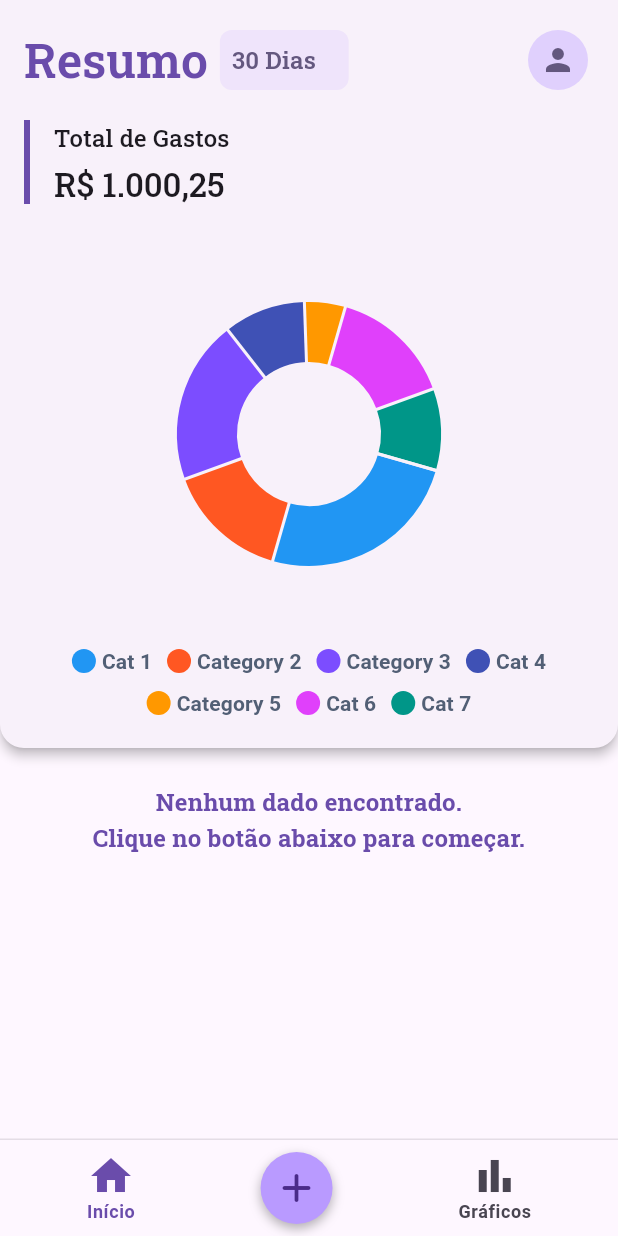
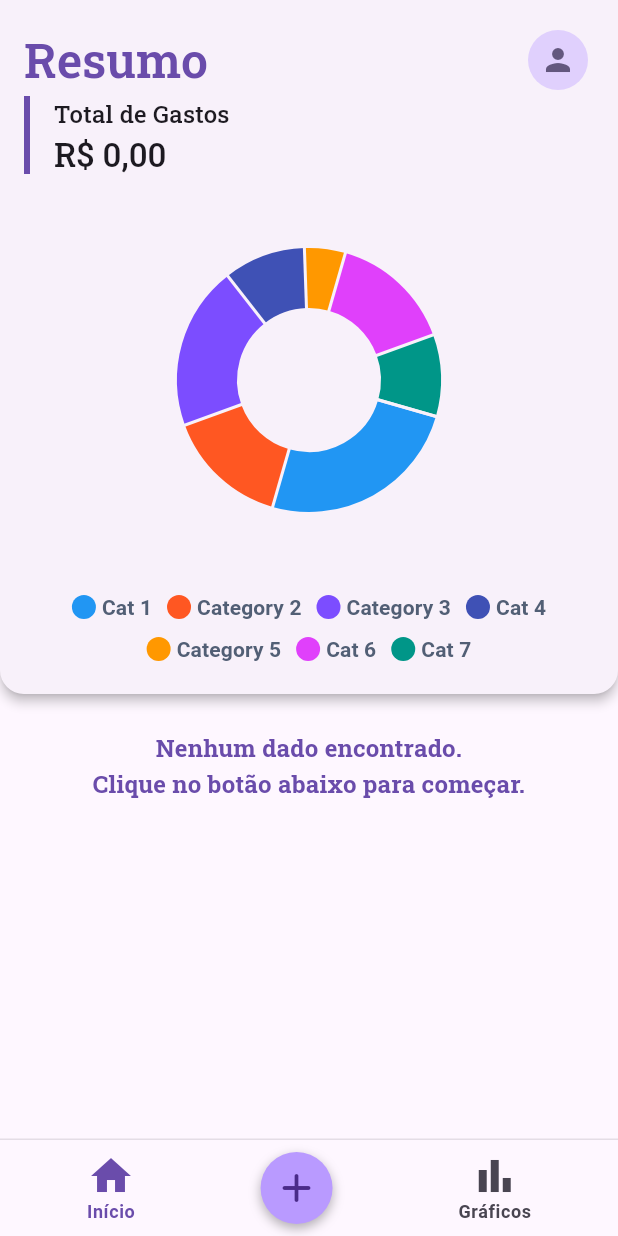
Before and after one commit to Adriaaann/tcc_app, a Flutter app: the WidgetTree screen opened by its route, on a phone screen of 412 x 824 dp. Run offline on Flutter 3.47's test engine with Material 3 defaults, Android fonts, the phone set to English and light mode, and no system bars; drawn by our look-alikes of fl_chart; our stand-ins replace currency_text_input_formatter, google_fonts, sqflite; accounts and stored records are empty.

Commit message:
feat: dynamic total value

```diff
--- a/lib/models/financial_form_data_model.dart
+++ b/lib/models/financial_form_data_model.dart
@@ -1,7 +1,7 @@
 class FinancialFormData {
   final int? id;
   final DateTime date;
-  final String value;
+  final double value;
   final String category;
   final String? title;
 
@@ -16,7 +16,7 @@ class FinancialFormData {
   FinancialFormData copyWith({
     int? id,
     DateTime? date,
-    String? value,
+    double? value,
     String? category,
     String? title,
   }) => FinancialFormData(
@@ -39,7 +39,7 @@ class FinancialFormData {
       FinancialFormData(
         id: map['id'] as int?,
         date: DateTime.parse(map['date'] as String),
-        value: map['value'] as String,
+        value: map['value'] as double,
         category: map['category'] as String,
         title: map['title'] as String?,
       );
--- a/lib/services/db_utils.dart
+++ b/lib/services/db_utils.dart
@@ -1,12 +1,7 @@
-import 'package:flutter/material.dart';
 import 'package:sqflite/sqflite.dart';
 import 'package:tcc_app/models/financial_form_data_model.dart';
 import 'package:tcc_app/services/db_helper.dart';
-
-final financialDataNotifier = ValueNotifier<List<List<FinancialFormData>>>([
-  [],
-  [],
-]);
+import 'package:tcc_app/views/data/notifiers.dart';
 
 Future<void> refreshFinancialData() async {
   final db = await DbHelper.instance.database;
--- /dev/null
+++ b/lib/utils/format_currency_method.dart
@@ -0,0 +1,14 @@
+import 'package:intl/intl.dart';
+
+String formatCurrency(double value, {String currency = 'BRL'}) {
+  switch (currency.toUpperCase()) {
+    case 'USD':
+      return NumberFormat.currency(locale: 'en_US', symbol: '\$').format(value);
+    case 'BRL':
+    default:
+      return NumberFormat.currency(
+        locale: 'pt_BR',
+        symbol: 'R\$',
+      ).format(value);
+  }
+}
--- /dev/null
+++ b/lib/utils/get_financial_sum_method.dart
@@ -0,0 +1,17 @@
+import 'package:tcc_app/models/financial_form_data_model.dart';
+
+double getFinancialSumMethod(
+  List<FinancialFormData> items, {
+  String? category,
+}) {
+  double sum = 0.0;
+
+  for (final item in items) {
+    if (category != null && item.category != category) continue;
+
+    final value = item.value;
+    sum += value;
+  }
+
+  return sum;
+}
--- a/lib/views/data/notifiers.dart
+++ b/lib/views/data/notifiers.dart
@@ -2,6 +2,7 @@ import 'package:flutter/material.dart';
 import 'package:tcc_app/models/financial_form_data_model.dart';
 
 ValueNotifier<int> selectedPageNotifier = ValueNotifier(0);
+
 final financialDataNotifier = ValueNotifier<List<List<FinancialFormData>>>([
   [],
   [],
--- a/lib/views/widgets/financial_card_widget.dart
+++ b/lib/views/widgets/financial_card_widget.dart
@@ -1,6 +1,7 @@
 import 'package:flutter/material.dart';
 import 'package:tcc_app/models/financial_form_data_model.dart';
 import 'package:tcc_app/services/db_utils.dart';
+import 'package:tcc_app/utils/format_currency_method.dart';
 import 'package:tcc_app/utils/theme_extensions.dart';
 import 'package:tcc_app/views/data/categories_list.dart';
 import 'package:tcc_app/views/pages/financial_form_page.dart';
@@ -86,7 +87,7 @@ class _TileBody extends StatelessWidget {
               ),
             ),
             Text(
-              item.value,
+              formatCurrency(item.value),
               style: context.textTheme.bodyLarge?.copyWith(fontSize: 20),
               softWrap: false,
             ),
--- a/lib/views/widgets/financial_form/value_field_widget.dart
+++ b/lib/views/widgets/financial_form/value_field_widget.dart
@@ -15,6 +15,7 @@ class ValueField extends StatefulWidget {
 class _ValueFieldState extends State<ValueField> {
   final formatter = CurrencyTextInputFormatter.currency(
     name: 'BRL',
+    locale: 'pt_BR',
     symbol: 'R\$',
     decimalDigits: 2,
     maxValue: 1000000,
--- a/lib/views/widgets/financial_widget.dart
+++ b/lib/views/widgets/financial_widget.dart
@@ -2,6 +2,7 @@ import 'package:flutter/material.dart';
 import 'package:tcc_app/models/financial_form_data_model.dart';
 import 'package:tcc_app/services/db_utils.dart';
 import 'package:tcc_app/utils/theme_extensions.dart';
+import 'package:tcc_app/views/data/notifiers.dart';
 import 'package:tcc_app/views/widgets/custom_tab_bar_widget.dart';
 import 'package:tcc_app/views/widgets/financial_card_widget.dart';
 
--- a/lib/views/widgets/summary_card_widget.dart
+++ b/lib/views/widgets/summary_card_widget.dart
@@ -1,9 +1,13 @@
 import 'package:flutter/material.dart';
+import 'package:tcc_app/services/db_get.dart';
+import 'package:tcc_app/services/db_helper.dart';
+import 'package:tcc_app/utils/format_currency_method.dart';
+import 'package:tcc_app/utils/get_financial_sum_method.dart';
 import 'package:tcc_app/utils/theme_extensions.dart';
-import 'package:tcc_app/views/widgets/dropdown_widget.dart';
+import 'package:tcc_app/views/data/notifiers.dart';
 import 'package:tcc_app/views/widgets/piechart_widget.dart';
 
-class SummaryCardWidget extends StatelessWidget {
+class SummaryCardWidget extends StatefulWidget {
   final List<Map<String, String>> durationOptions;
   final List<Map<String, Object>> sectionData;
 
@@ -14,7 +18,43 @@ class SummaryCardWidget extends StatelessWidget {
   });
 
   @override
-  Widget build(BuildContext context) => SizedBox(
+  State<SummaryCardWidget> createState() => _SummaryCardWidgetState();
+}
+
+class _SummaryCardWidgetState extends State<SummaryCardWidget> {
+  final ValueNotifier<double> totalValueNotifier = ValueNotifier(0.0);
+
+  @override
+  void initState() {
+    super.initState();
+    _loadTotalValue();
+
+    financialDataNotifier.addListener(() {
+      _loadTotalValue();
+    });
+  }
+
+  Future<void> _loadTotalValue() async {
+    final db = DbHelper.instance;
+    final expenses = await db.getAll('expenses');
+    final subscriptions = await db.getAll('subscriptions');
+
+    totalValueNotifier.value = getFinancialSumMethod([
+      ...expenses,
+      ...subscriptions,
+    ]);
+  }
+
+  @override
+  void dispose() {
+    totalValueNotifier.dispose();
+    super.dispose();
+  }
+
+  @override
+  Widget build(BuildContext context) => ValueListenableBuilder<double>(
+    valueListenable: totalValueNotifier,
+    builder: (context, totalValue, _) => SizedBox(
       width: double.infinity,
       child: Card(
         elevation: 3,
@@ -28,22 +68,22 @@ class SummaryCardWidget extends StatelessWidget {
         child: Padding(
           padding: const EdgeInsets.symmetric(horizontal: 16, vertical: 16),
           child: Column(
-          spacing: 16,
             crossAxisAlignment: CrossAxisAlignment.start,
             children: [
               _SummaryHeader(
                 text: 'Resumo',
                 defaultValue: '30_days',
-              durationOptions: durationOptions,
+                durationOptions: widget.durationOptions,
               ),
-            const _DisplayValue(
+              _DisplayValue(
                 text: 'Total de Gastos',
-              value: r'R$ 1.000,25',
+                value: totalValue,
                 blank: true,
                 negative: false,
               ),
-            PiechartWidget(data: sectionData),
+              PiechartWidget(data: widget.sectionData),
             ],
+          ),
         ),
       ),
     ),
@@ -66,8 +106,6 @@ class _SummaryHeader extends StatelessWidget {
     mainAxisAlignment: MainAxisAlignment.spaceBetween,
     children: [
       Row(
-        spacing: 8,
-        crossAxisAlignment: CrossAxisAlignment.center,
         children: [
           Text(
             text,
@@ -76,7 +114,8 @@ class _SummaryHeader extends StatelessWidget {
               color: context.colorScheme.primary,
             ),
           ),
-          DropdownWidget(defaultValue: defaultValue, options: durationOptions),
+          const SizedBox(width: 8),
+          // DropdownWidget(defaultValue: defaultValue, options: durationOptions),
         ],
       ),
       IconButton.filledTonal(onPressed: () {}, icon: const Icon(Icons.person)),
@@ -93,7 +132,7 @@ class _DisplayValue extends StatelessWidget {
   });
 
   final String text;
-  final String value;
+  final double value;
   final bool negative;
   final bool blank;
 
@@ -113,7 +152,6 @@ class _DisplayValue extends StatelessWidget {
           border: Border(left: BorderSide(color: statusColor, width: 4)),
         ),
         child: Column(
-          spacing: 4,
           crossAxisAlignment: CrossAxisAlignment.start,
           children: [
             Text(
@@ -123,7 +161,7 @@ class _DisplayValue extends StatelessWidget {
               ),
             ),
             Text(
-              value,
+              formatCurrency(value),
               style: context.textTheme.titleLarge?.copyWith(
                 fontWeight: FontWeight.w500,
               ),
```
Also changed, not shown: lib/services/db_get.dart (added, +92 -0 lines), lib/services/db_helper.dart (+16 -20 lines), lib/utils/parse_double_method.dart (added, +9 -0 lines), lib/views/pages/financial_form_page.dart (+13 -4 lines). Lines whose indentation alone changed are shown as unchanged.
